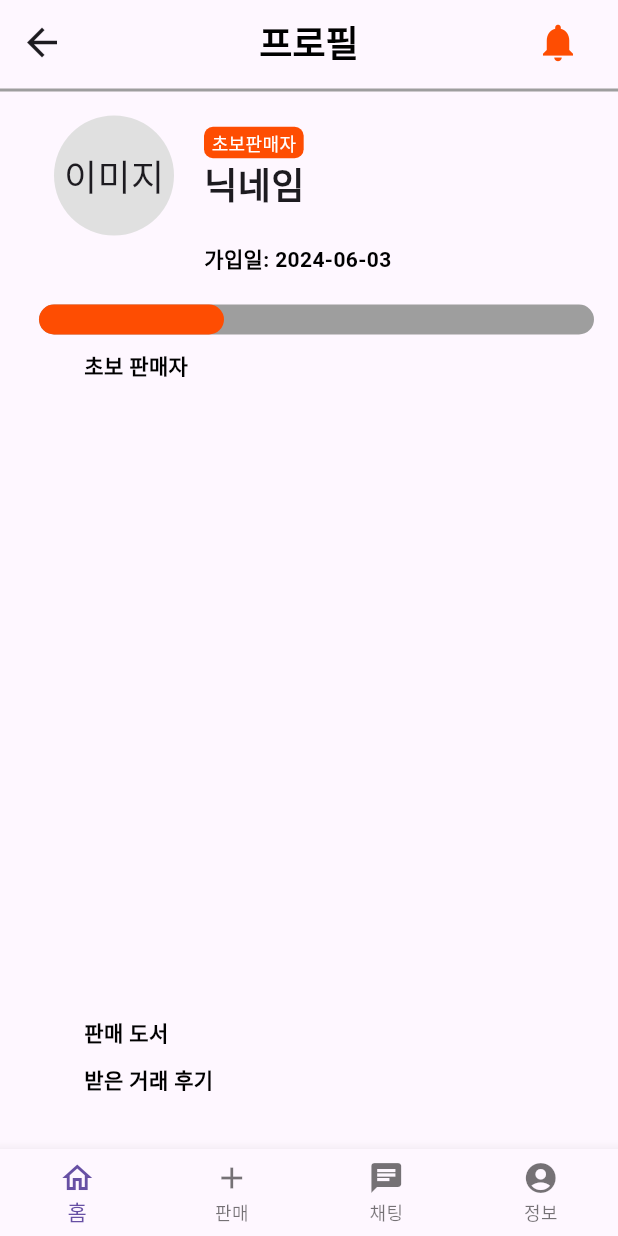
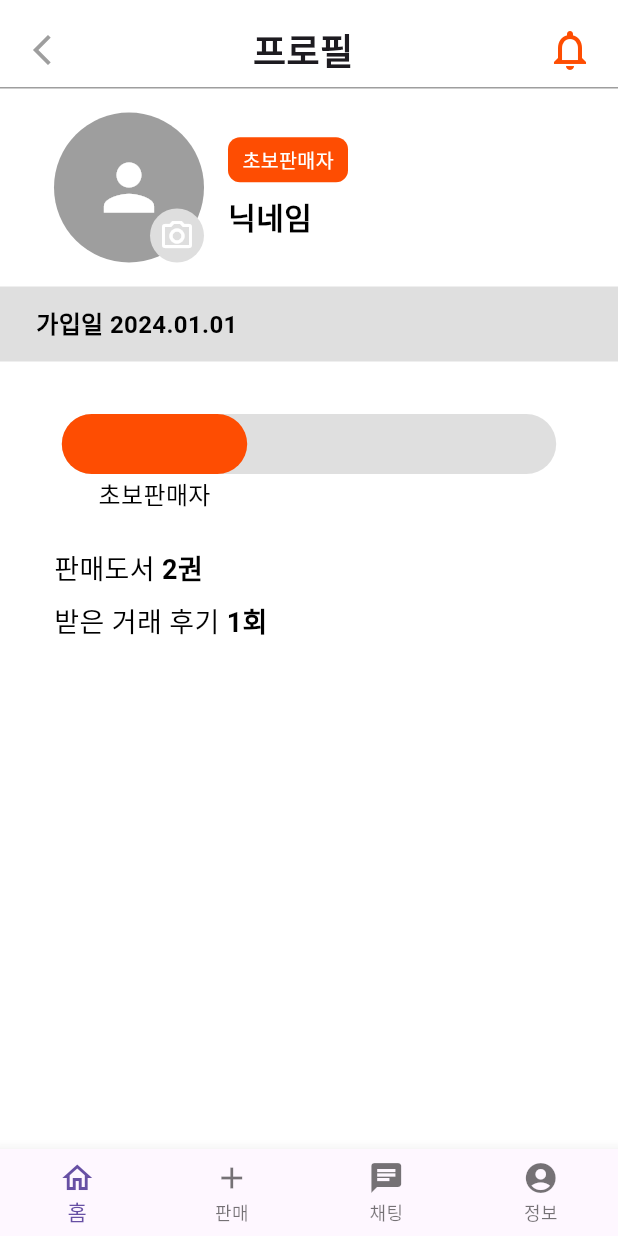
Before and after one commit to pknu-wap/-2-Y-NOT-Project, a Flutter app: the screen it shows after launch, on a phone screen of 412 x 824 dp. Run offline on Flutter 3.47's test engine with Material 3 defaults, Android fonts, the phone set to English and light mode, and no system bars; our stand-ins replace cloud_firestore, firebase_auth, firebase_core, get, image_picker; missing offline and left inert: chatview; accounts and stored records are empty; project files that could hold a hidden picture were left out.

```diff
--- a/lib/profile.dart
+++ b/lib/profile.dart
@@ -1,197 +1,234 @@
 import 'package:flutter/material.dart';
-import 'package:get/get.dart'; // GetX 패키지를 사용하는 경우 추가
-import 'package:flutter_01/Book_SearchList.dart' as BookSearch;
-import 'package:flutter_01/WishList.dart';
+import 'package:image_picker/image_picker.dart';
+import 'dart:io'; // Import the dart:io library for File class
 import 'package:flutter_01/successPage.dart';
 import 'package:flutter_01/MyPage.dart';
+import 'package:flutter_01/Book_SearchList.dart' as BookSearch;
 
-class ChatScreen extends StatelessWidget {
-  @override
-  Widget build(BuildContext context) {
-    return Scaffold(
-      appBar: AppBar(
-        title: Text('Chat Screen'),
-      ),
-      body: Center(
-        child: Text('This is the chat screen'),
-      ),
-    );
-  }
-}
-
-void main() {
-  runApp(MyApp());
-}
+void main() => runApp(MyApp());
 
 class MyApp extends StatelessWidget {
   @override
   Widget build(BuildContext context) {
     return MaterialApp(
-      title: 'Profile',
-      theme: ThemeData(
-        primaryColor: Color(0xFFFE4D02), // 상단바 배경색 설정
-      ),
       home: ProfilePage(),
     );
   }
 }
 
-class ProfilePage extends StatelessWidget {
+class ProfilePage extends StatefulWidget {
+  @override
+  _ProfilePageState createState() => _ProfilePageState();
+}
+
+class _ProfilePageState extends State<ProfilePage> {
+  final ImagePicker _picker = ImagePicker();
+  XFile? _imageFile;
+
+  Future<void> _changeProfileImage(ImageSource source) async {
+    final pickedFile = await _picker.pickImage(source: source);
+
+    setState(() {
+      _imageFile = pickedFile;
+    });
+  }
+
+  void _showImageSourceActionSheet(BuildContext context) {
+    showModalBottomSheet(
+      context: context,
+      builder: (BuildContext context) {
+        return SafeArea(
+          child: Column(
+            mainAxisSize: MainAxisSize.min,
+            children: <Widget>[
+              ListTile(
+                leading: Icon(Icons.photo_library),
+                title: Text('갤러리에서 열기'),
+                onTap: () {
+                  Navigator.of(context).pop();
+                  _changeProfileImage(ImageSource.gallery);
+                },
+              ),
+              ListTile(
+                leading: Icon(Icons.camera_alt),
+                title: Text('카메라로 찍기'),
+                onTap: () {
+                  Navigator.of(context).pop();
+                  _changeProfileImage(ImageSource.camera);
+                },
+              ),
+            ],
+          ),
+        );
+      },
+    );
+  }
+
   @override
   Widget build(BuildContext context) {
     return Scaffold(
-      appBar: AppBar(
-        title: const Text(
-          '프로필',
-          style: TextStyle(
-              fontWeight: FontWeight.bold, color: Colors.black, fontSize: 24),
-        ),
-        centerTitle: true,
-        leading: IconButton(
-          icon: const Icon(Icons.arrow_back, size: 30),
-          onPressed: () {
-            Navigator.pop(context); // 이전 페이지로 이동
+      backgroundColor: Colors.white,
+      body: SafeArea(
+        child: Column(
+          children: [
+            const SizedBox(height: 16),
+            Row(
+              children: [
+                const SizedBox(width: 16),
+                GestureDetector(
+                  child: const Icon(Icons.arrow_back_ios_new, color: Colors.grey, size: 24),
+                  onTap: () {
+                    Navigator.pop(context);
+                    // Handle back button
                   },
                 ),
-        actions: [
-          Padding(
-            padding: const EdgeInsets.only(right: 16.0), // 오른쪽에 약간의 패딩 추가
-            child: IconButton(
-              icon: const Icon(Icons.notifications,
-                  color: Color(0xFFFE4D02), size: 30),
-              onPressed: () {
+                const Expanded(child: SizedBox()),
+                const Text(
+                  '프로필',
+                  style: TextStyle(fontSize: 24, fontWeight: FontWeight.w700),
+                ),
+                const Expanded(child: SizedBox()),
+                GestureDetector(
+                  child: const Icon(Icons.notifications_none_outlined, color: Color(0xFFFE4D02), size: 32),
+                  onTap: () {
                     Navigator.push(
                       context,
-                  MaterialPageRoute(
-                    builder: (context) =>
-                    const NotificationsPage(), // 알림 페이지로 이동
-                  ),
+                      MaterialPageRoute(builder: (context) => NotificationsPage()),
                     );
                   },
                 ),
+                const SizedBox(width: 16),
+              ],
             ),
-        ],
-        bottom: PreferredSize(
-          preferredSize: const Size.fromHeight(5.0),
-          child: Container(
-            color: Colors.grey, // 경계선 색상 설정
-            height: 2.0, // 경계선 두께 설정
+            const SizedBox(height: 8), // 상단바 위 여백을 늘리기 위해 추가
+            Container(
+              width: MediaQuery.of(context).size.width,
+              height: 1,
+              color: Colors.grey,
+            ),
+            const SizedBox(height: 16),
+            Row(
+              children: [
+                const SizedBox(width: 36),
+                Stack(
+                  clipBehavior: Clip.none,
+                  children: [
+                    GestureDetector(
+                      onTap: () => _showImageSourceActionSheet(context),
+                      child: CircleAvatar(
+                        backgroundColor: Colors.grey,
+                        radius: 50,
+                        backgroundImage: _imageFile == null
+                            ? null
+                            : FileImage(File(_imageFile!.path)),
+                        child: _imageFile == null
+                            ? Icon(Icons.person, color: Colors.white, size: 50)
+                            : null,
                       ),
                     ),
+                    Positioned(
+                      bottom: 0,
+                      right: 0,
+                      child: GestureDetector(
+                        onTap: () => _showImageSourceActionSheet(context),
+                        child: Container(
+                          width: 36,
+                          height: 36,
+                          alignment: Alignment.center,
+                          decoration: BoxDecoration(
+                            borderRadius: BorderRadius.circular(100),
+                            color: Color(0xFFDEDEDE),
                           ),
-      body: Padding(
-        padding: const EdgeInsets.all(16.0),
-        child: Column(
-          crossAxisAlignment: CrossAxisAlignment.start,
-          children: [
-            Row(
-              children: [
-                SizedBox(width: 20),
-                Container(
-                  width: 80,
-                  height: 80,
-                  decoration: BoxDecoration(
-                    shape: BoxShape.circle,
-                    color: Colors.grey[300],
-                    // 이미지를 여기에 추가하거나 네트워크에서 가져와서 설정하세요.
-                  ),
-                  child: Center(
-                    child: Text(
-                      '이미지',
-                      style: TextStyle(fontSize: 24),
+                          child: const Icon(Icons.camera_alt_outlined, color: Colors.white, size: 24),
                         ),
                       ),
+                    )
+                  ],
                 ),
-                SizedBox(width: 20),
+                const SizedBox(width: 16),
                 Column(
                   crossAxisAlignment: CrossAxisAlignment.start,
                   children: [
                     Container(
-                      padding: const EdgeInsets.symmetric(
-                          horizontal: 5.0, vertical: 2.0),
+                      width: 80,
+                      height: 30,
+                      alignment: Alignment.center,
                       decoration: BoxDecoration(
-                        color: const Color(0xFFFE4D02),
-                        borderRadius: BorderRadius.circular(6.0),
+                        color: Color(0xFFFE4D02),
+                        borderRadius: BorderRadius.circular(8),
                       ),
-                      child: const Text(
-                        '초보판매자',
-                        style: TextStyle(color: Colors.white, fontSize: 12),
+                      child: const Text('초보판매자', style: TextStyle(color: Colors.white, fontSize: 13)),
                     ),
-                    ),
-                    Text(
-                      '닉네임',
-                      style:
-                      TextStyle(fontSize: 24, fontWeight: FontWeight.bold),
-                    ),
-                    SizedBox(height: 10), // 닉네임과 가입일 텍스트 사이의 간격
+                    const SizedBox(height: 8),
+                    const Text('닉네임', style: TextStyle(color: Colors.black, fontSize: 20, fontWeight: FontWeight.bold)),
                   ],
                 ),
+                const SizedBox(width: 16),
               ],
             ),
-            SizedBox(height: 5), // 닉네임과 가입일 텍스트 사이의 간격
+            const SizedBox(height: 16),
+            Container(
+              padding: const EdgeInsets.only(left: 24),
+              width: MediaQuery.of(context).size.width,
+              height: 50,
+              alignment: Alignment.centerLeft,
+              color: const Color(0xFFDFDFDF),
+              child: const Text('가입일 2024.01.01', style: TextStyle(color: Colors.black, fontSize: 16, fontWeight: FontWeight.bold)),
+            ),
+            const SizedBox(height: 35),
             Row(
+              mainAxisAlignment: MainAxisAlignment.center,
               children: [
-                SizedBox(width: 120), // 왼쪽 여백
-                Text(
-                  '가입일: 2024-06-03',
-                  style: TextStyle(
-                      color: Colors.black, fontWeight: FontWeight.bold),
-                ),
-              ],
-            ),
-            SizedBox(height: 20), // 가입일 텍스트와 다음 요소 사이의 간격
-            Row(
-              children: [
-                SizedBox(width: 10), // 왼쪽 여백
-                Expanded(
-                  child: Container(
-                    height: 20, // 회색 부분의 높이
+                Container(
+                  width: MediaQuery.of(context).size.width * 0.8,
+                  height: 40,
                   decoration: BoxDecoration(
-                      borderRadius: BorderRadius.circular(15), // 둥근 모서리 설정
-                      color: Colors.grey, // 회색 배경색
+                    color: const Color(0xFFDFDFDF),
+                    borderRadius: BorderRadius.circular(30),
                   ),
                   child: Stack(
                     children: [
-                        FractionallySizedBox(
-                          widthFactor: 1 / 3, // 1/3만큼의 너비
+                      Container(
+                        width: MediaQuery.of(context).size.width * 0.3,
+                        height: 40,
+                        decoration: BoxDecoration(
+                          color: Color(0xFFFE4D02),
+                          borderRadius: BorderRadius.circular(30),
+                        ),
+                        child: Stack(
+                          clipBehavior: Clip.none,
+                          children: [
+                            Positioned(
+                              bottom: -25,
                               child: Container(
-                            decoration: BoxDecoration(
-                              borderRadius: BorderRadius.circular(15), // 전체 둥근 모서리
-                              color: Color(0xFFFE4D02), // FE4D02 색상
-                            ),
+                                width: MediaQuery.of(context).size.width * 0.3,
+                                alignment: Alignment.center,
+                                child: const Text('초보판매자', style: TextStyle(color: Colors.black, fontSize: 16)),
                               ),
                             ),
                           ],
                         ),
+                      )
+                    ],
                   ),
                 ),
               ],
             ),
-            SizedBox(height: 10), // 색 줄과 텍스트 사이의 간격
-            Padding(
-              padding: const EdgeInsets.only(left: 40), // 왼쪽 여백 추가
-              child: Text(
-                '초보 판매자',
-                style: TextStyle(
-                    color: Colors.black, fontWeight: FontWeight.bold),
+            const SizedBox(height: 50),
+            Row(
+              children: [
+                const SizedBox(width: 36),
+                const Text('판매도서 ', style: TextStyle(color: Colors.black, fontSize: 18,)),
+                const Text('2권', style: TextStyle(color: Colors.black, fontSize: 18, fontWeight: FontWeight.bold)),
+              ],
             ),
-            ),
-            Spacer(), // Add a spacer to push the next elements to the bottom
-            Padding(
-              padding: const EdgeInsets.only(left: 40, bottom: 10), // 왼쪽 여백 추가
-              child: Text(
-                '판매 도서',
-                style: TextStyle(
-                    color: Colors.black, fontWeight: FontWeight.bold),
-              ),
-            ),
-            Padding(
-              padding: const EdgeInsets.only(left: 40, bottom: 20), // 왼쪽 여백 추가
-              child: Text(
-                '받은 거래 후기',
-                style: TextStyle(
-                    color: Colors.black, fontWeight: FontWeight.bold),
-              ),
+            const SizedBox(height: 8),
+            Row(
+              children: [
+                const SizedBox(width: 36),
+                const Text('받은 거래 후기 ', style: TextStyle(color: Colors.black, fontSize: 18,)),
+                const Text('1회', style: TextStyle(color: Colors.black, fontSize: 18, fontWeight: FontWeight.bold)),
+              ],
             ),
           ],
         ),
@@ -200,8 +237,7 @@ class ProfilePage extends StatelessWidget {
         onTap: (int index) {
           switch (index) {
             case 0:
-              Navigator.push(
-                  context, MaterialPageRoute(builder: (context) => HomePage()));
+              Navigator.push(context, MaterialPageRoute(builder: (context) => MainPage()));
               break;
             case 1:
               Navigator.push(
@@ -209,7 +245,7 @@ class ProfilePage extends StatelessWidget {
                 MaterialPageRoute(
                   builder: (context) => BookSearch.BookList(
                     Searchresult: BookSearch.BookInfo(
-                      subject: '', // 검색어를 빈 문자열로 설정 (필요에 따라 수정)
+                      subject: '',
                       author: '',
                       publishing: '',
                     ),
@@ -218,32 +254,23 @@ class ProfilePage extends StatelessWidget {
               );
               break;
             case 2:
-              Get.to(ChatScreen());
+              Navigator.push(context, MaterialPageRoute(builder: (context) => ChatPage()));
               break;
             case 3:
-              Navigator.push(
-                  context, MaterialPageRoute(builder: (context) => MyPage()));
+              Navigator.push(context, MaterialPageRoute(builder: (context) => MyPage()));
               break;
           }
         },
-        items: [
-          BottomNavigationBarItem(
-              icon: Icon(
-                Icons.home_outlined,
-              ),
-              label: '홈'),
-          BottomNavigationBarItem(
-              icon: Icon(
-                Icons.add_outlined,
-              ),
-              label: '판매'),
+        items: const [
+          BottomNavigationBarItem(icon: Icon(Icons.home_outlined), label: '홈'),
+          BottomNavigationBarItem(icon: Icon(Icons.add_outlined), label: '판매'),
           BottomNavigationBarItem(icon: Icon(Icons.chat), label: '채팅'),
-          BottomNavigationBarItem(
-              icon: Icon(Icons.account_circle), label: '정보'),
+          BottomNavigationBarItem(icon: Icon(Icons.account_circle), label: '정보'),
         ],
         type: BottomNavigationBarType.fixed,
       ),
     );
+  }
 }
 
 Widget _buildMenuItem({required String text, required VoidCallback onTap}) {
@@ -251,7 +278,6 @@ class ProfilePage extends StatelessWidget {
     title: Text(text),
     onTap: onTap,
   );
-  }
 }
 
 class HomePage extends StatelessWidget {
```
Lines whose indentation alone changed are shown as unchanged.
